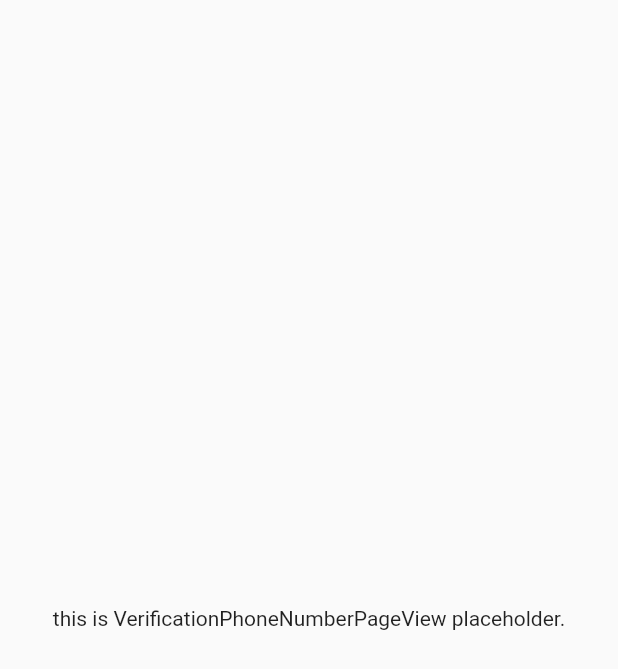
After one commit to swimmingkiim/messenger, a Flutter app: the VerificationPhoneNumberPageView screen opened directly, on a phone screen of 412 x 824 dp. The commit adds this screen. Shown: the top 669 px of the screen. Run offline on Flutter 3.47's test engine with Material 2 defaults, Android fonts, the phone set to English and light mode, and no system bars; our stand-ins replace freezed_annotation, go_router.

Commit message:
Add VerificationPhoneNumberPage

```diff
--- a/packages/messenger/lib/src/presentations/pages.dart
+++ b/packages/messenger/lib/src/presentations/pages.dart
@@ -1 +1,2 @@
+export 'verification_phone_number_page/verification_phone_number_page.dart';
 export 'walkthrough_page/walkthrough_page.dart';
--- /dev/null
+++ b/packages/messenger/lib/src/presentations/verification_phone_number_page/verification_phone_number_page_view.dart
@@ -0,0 +1,19 @@
+// flutter
+import 'package:flutter/material.dart';
+
+class VerificationPhoneNumberPageView extends StatelessWidget {
+  const VerificationPhoneNumberPageView({super.key});
+
+  @override
+  Widget build(BuildContext context) {
+    return Scaffold(
+      body: buildBody(),
+    );
+  }
+
+  Widget buildBody() {
+    return const Center(
+      child: Text('this is VerificationPhoneNumberPageView placeholder.'),
+    );
+  }
+}
```
Also changed, not shown: packages/messenger/lib/src/presentations/verification_phone_number_page/verification_phone_number_page.dart (added, +17 -0 lines), packages/messenger/lib/src/presentations/verification_phone_number_page/verification_phone_number_page_view_model.dart (added).
